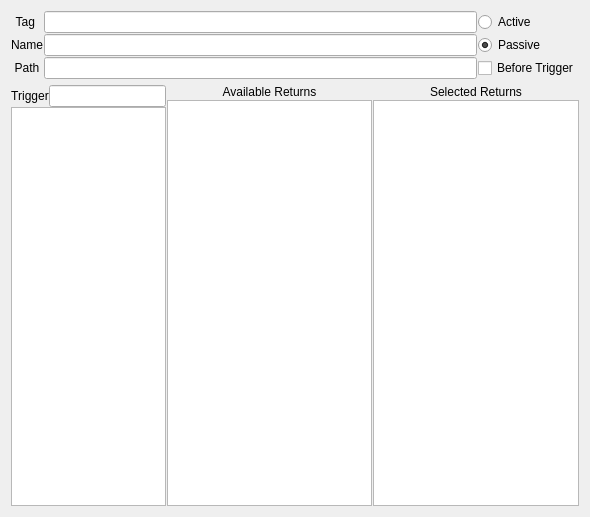
Qt form ActionSetup.ui (AndrewReynen/Lazylyst) before a commit.
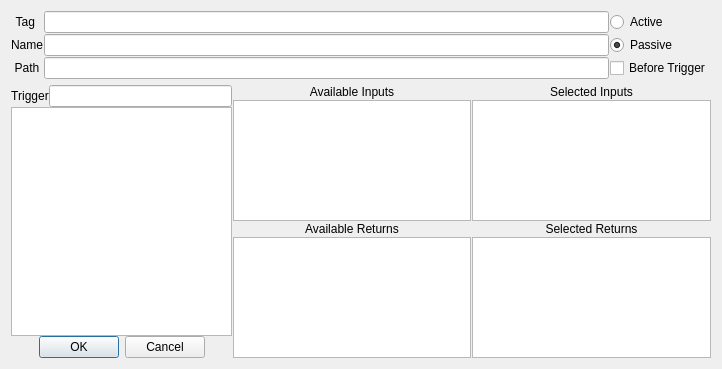
The same form after that commit.

Commit message: added action class and some functionality

What changed in the file:
```diff
--- a/ActionSetup.ui
+++ b/ActionSetup.ui
@@ -6,8 +6,8 @@
    <rect>
     <x>0</x>
     <y>0</y>
-    <width>590</width>
-    <height>517</height>
+    <width>722</width>
+    <height>369</height>
    </rect>
   </property>
   <property name="windowTitle">
@@ -162,18 +162,75 @@
        <item>
         <widget class="QListWidget" name="actTriggerList"/>
        </item>
+       <item>
+        <widget class="QDialogButtonBox" name="actButtonBox">
+         <property name="layoutDirection">
+          <enum>Qt::LeftToRight</enum>
+         </property>
+         <property name="orientation">
+          <enum>Qt::Horizontal</enum>
+         </property>
+         <property name="standardButtons">
+          <set>QDialogButtonBox::Cancel|QDialogButtonBox::Ok</set>
+         </property>
+         <property name="centerButtons">
+          <bool>true</bool>
+         </property>
+        </widget>
+       </item>
       </layout>
      </item>
      <item>
       <layout class="QGridLayout" name="actReturnLayout">
-       <item row="1" column="1">
+       <property name="spacing">
+        <number>1</number>
+       </property>
+       <item row="2" column="1">
+        <widget class="QLabel" name="actSelectReturnLabel">
+         <property name="font">
+          <font>
+           <weight>50</weight>
+           <bold>false</bold>
+          </font>
+         </property>
+         <property name="text">
+          <string>Selected Returns</string>
+         </property>
+         <property name="alignment">
+          <set>Qt::AlignCenter</set>
+         </property>
+        </widget>
+       </item>
+       <item row="2" column="0">
+        <widget class="QLabel" name="actAvailReturnLabel">
+         <property name="font">
+          <font>
+           <weight>50</weight>
+           <bold>false</bold>
+          </font>
+         </property>
+         <property name="text">
+          <string>Available Returns</string>
+         </property>
+         <property name="alignment">
+          <set>Qt::AlignCenter</set>
+         </property>
+        </widget>
+       </item>
+       <item row="3" column="1">
         <widget class="QListWidget" name="actSelectReturnList"/>
        </item>
-       <item row="1" column="0">
+       <item row="3" column="0">
         <widget class="QListWidget" name="actAvailReturnList"/>
        </item>
+       <item row="1" column="0">
+        <widget class="QListWidget" name="actAvailInputsList"/>
+       </item>
+       <item row="1" column="1">
+        <widget class="QListWidget" name="actSelectInputList"/>
+       </item>
        <item row="0" column="0">
-        <widget class="QLabel" name="actAvailReturnLabel">
+        <widget class="QLabel" name="actAvailInputLabel">
          <property name="font">
           <font>
            <weight>50</weight>
@@ -181,7 +238,7 @@
           </font>
          </property>
          <property name="text">
-          <string>Available Returns</string>
+          <string>Available Inputs</string>
          </property>
          <property name="alignment">
           <set>Qt::AlignCenter</set>
@@ -189,7 +246,7 @@
         </widget>
        </item>
        <item row="0" column="1">
-        <widget class="QLabel" name="actSelectReturnLabel">
+        <widget class="QLabel" name="actSelectInputLabel">
          <property name="font">
           <font>
            <weight>50</weight>
@@ -197,7 +254,7 @@
           </font>
          </property>
          <property name="text">
-          <string>Selected Returns</string>
+          <string>Selected Inputs</string>
          </property>
          <property name="alignment">
           <set>Qt::AlignCenter</set>
```
Left out of the diff: 35 changed lines with no effect on the pictures. The commit also changes 9 other files.
